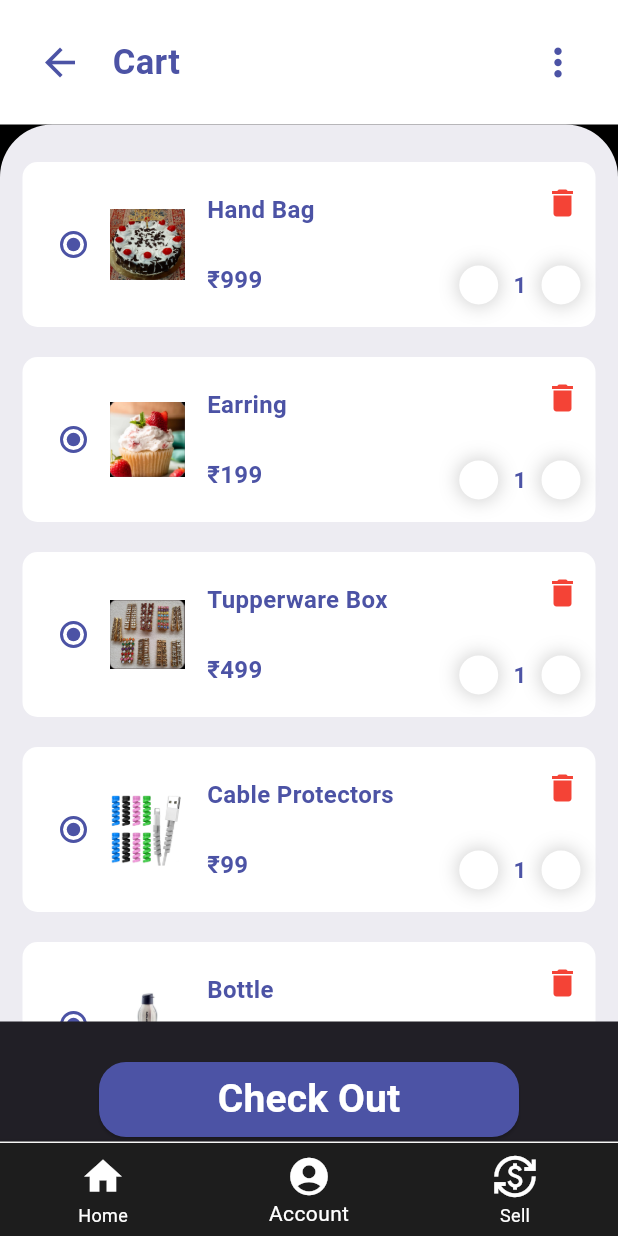
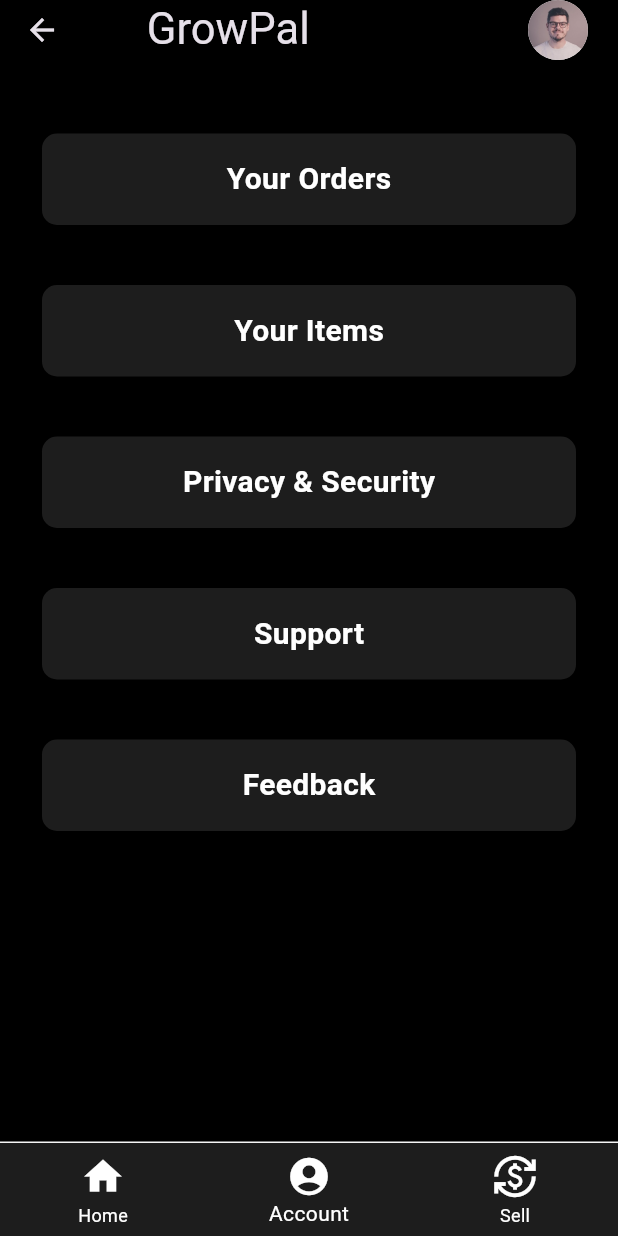
Before and after one commit to TheGrowPalProject/growpal, a Flutter app: the HomePage screen opened by its route, item 2 of the bottom bar chosen, on a phone screen of 412 x 824 dp. Run offline on Flutter 3.47's test engine with Material 3 defaults, Android fonts, the phone set to English and light mode, and no system bars; our stand-ins replace badges, cloud_firestore, firebase_auth, firebase_core, firebase_storage, flutter_rating_bar and 5 more; missing offline and left inert: clippy_flutter; accounts and stored records are empty; project files that could hold a hidden picture were left out.

Commit message:
adds account page

```diff
--- /dev/null
+++ b/lib/pages/AccountPage.dart
@@ -0,0 +1,212 @@
+import 'package:flutter/material.dart';
+import 'package:growpal_hackathon/pages/Items.dart';
+
+import '../globalVariables.dart';
+import '../widgets/CartAppbar.dart';
+import '../widgets/CartBottomNaviBar.dart';
+import '../widgets/CartItems.dart';
+import 'AboutPage.dart';
+import 'Items.dart';
+import 'LoginPage.dart';
+
+class AccountPage extends StatefulWidget {
+  const AccountPage({Key? key}) : super(key: key);
+
+  @override
+  State<AccountPage> createState() => _AccountPageState();
+}
+
+class _AccountPageState extends State<AccountPage> {
+  bool isLogoutVisible = false;
+  @override
+  Widget build(BuildContext context) {
+    return Scaffold(
+      appBar: PreferredSize(
+        preferredSize: Size.fromHeight(40.0),
+        // Adjust the height as needed
+        child: AppBar(
+          backgroundColor: Colors.black,
+          title: Row(
+            children: [
+              Spacer(flex: 2),
+              Text(
+                'GrowPal',
+                style: TextStyle(fontSize: 29),
+              ),
+              Spacer(flex: 10),
+            ],
+          ),
+          actions: [
+            Padding(
+                padding: const EdgeInsets.only(right: 20),
+                child: GestureDetector(
+                  onTap: () {
+                    setState(() {
+                      isLogoutVisible = !isLogoutVisible;
+                    });
+                  },
+                  child: CircleAvatar(
+                    backgroundImage: AssetImage("images/avatar.jpeg"),
+                    backgroundColor: Colors.white,
+                  ),
+                )),
+          ],
+        ),
+      ),
+      backgroundColor: Colors.black,
+      body: ListView(
+        children: [
+          Visibility(
+            visible: isLogoutVisible,
+            child: Container(
+              margin: EdgeInsets.only(left: 200, right: 60),
+              decoration: BoxDecoration(
+                color: Color(0xFFF1D1D1D),
+                borderRadius: BorderRadius.circular(15.0),
+              ),
+              child: TextButton(
+                child: Text(
+                  'Logout',
+                  style: TextStyle(
+                    color: Colors.white,
+                  ),
+                ),
+                onPressed: () {
+                  Navigator.pushReplacement(
+                    context,
+                    MaterialPageRoute(builder: (context) => LoginPage()),
+                  );
+                },
+              ),
+            ),
+          ),
+          SizedBox(height: 29),
+          Padding(
+            padding: const EdgeInsets.symmetric(vertical: 20.0, horizontal: 28),
+            child: InkWell(
+              onTap: () {
+                Navigator.push(context,
+                    MaterialPageRoute(builder: (context) => AboutPage()));
+              },
+              child: Container(
+                height: 61,
+                width: 193,
+                decoration: BoxDecoration(
+                  color: Color(0xFFF1D1D1D),
+                  borderRadius: BorderRadius.circular(10.0),
+                ),
+                child: Center(
+                  child: Text('Your Orders',
+                      style: TextStyle(
+                          color: Colors.white,
+                          fontSize: 20,
+                          fontWeight: FontWeight.bold)),
+                ),
+              ),
+            ),
+          ),
+          Padding(
+            padding:
+                const EdgeInsets.symmetric(vertical: 20.0, horizontal: 28.0),
+            child: InkWell(
+              onTap: () {
+                Navigator.push(
+                    context, MaterialPageRoute(builder: (context) => Items()));
+              },
+              child: Container(
+                height: 61,
+                width: 293,
+                decoration: BoxDecoration(
+                  color: Color(0xFFF1D1D1D),
+                  borderRadius: BorderRadius.circular(10.0),
+                ),
+                child: Center(
+                  child: Text('Your Items',
+                      style: TextStyle(
+                          color: Colors.white,
+                          fontSize: 20,
+                          fontWeight: FontWeight.bold)),
+                ),
+              ),
+            ),
+          ),
+          Padding(
+            padding:
+                const EdgeInsets.symmetric(vertical: 20.0, horizontal: 28.0),
+            child: InkWell(
+              onTap: () {
+                Navigator.push(context,
+                    MaterialPageRoute(builder: (context) => AboutPage()));
+              },
+              child: Container(
+                height: 61,
+                width: 293,
+                decoration: BoxDecoration(
+                  color: Color(0xFFF1D1D1D),
+                  borderRadius: BorderRadius.circular(10.0),
+                ),
+                child: Center(
+                  child: Text('Privacy & Security',
+                      style: TextStyle(
+                          color: Colors.white,
+                          fontSize: 20,
+                          fontWeight: FontWeight.bold)),
+                ),
+              ),
+            ),
+          ),
+          Padding(
+            padding:
+                const EdgeInsets.symmetric(vertical: 20.0, horizontal: 28.0),
+            child: InkWell(
+              onTap: () {
+                Navigator.push(context,
+                    MaterialPageRoute(builder: (context) => AboutPage()));
+              },
+              child: Container(
+                height: 61,
+                width: 293,
+                decoration: BoxDecoration(
+                  color: Color(0xFFF1D1D1D),
+                  borderRadius: BorderRadius.circular(10.0),
+                ),
+                child: Center(
+                  child: Text('Support',
+                      style: TextStyle(
+                          color: Colors.white,
+                          fontSize: 20,
+                          fontWeight: FontWeight.bold)),
+                ),
+              ),
+            ),
+          ),
+          Padding(
+            padding:
+                const EdgeInsets.symmetric(vertical: 20.0, horizontal: 28.0),
+            child: InkWell(
+              onTap: () {
+                Navigator.push(context,
+                    MaterialPageRoute(builder: (context) => AboutPage()));
+              },
+              child: Container(
+                height: 61,
+                width: 293,
+                decoration: BoxDecoration(
+                  color: Color(0xFFF1D1D1D),
+                  borderRadius: BorderRadius.circular(10.0),
+                ),
+                child: Center(
+                  child: Text('Feedback',
+                      style: TextStyle(
+                          color: Colors.white,
+                          fontSize: 20,
+                          fontWeight: FontWeight.bold)),
+                ),
+              ),
+            ),
+          ),
+        ],
+      ),
+    );
+  }
+}
--- a/lib/pages/HomePage.dart
+++ b/lib/pages/HomePage.dart
@@ -2,6 +2,7 @@ import 'package:flutter/material.dart';
 import 'package:flutter/cupertino.dart';
 import 'package:growpal_hackathon/pages/CartPage.dart';
 import 'package:growpal_hackathon/pages/SellerForm.dart';
+import 'package:growpal_hackathon/pages/AccountPage.dart';
 import 'Home_Page.dart';
 
 class HomePage extends StatefulWidget {
@@ -14,7 +15,7 @@ class HomePage extends StatefulWidget {
 class _HomePageState extends State<HomePage> {
   final screens = [
     const Home_Page(),
-    const CartPage(),
+    const AccountPage(),
     const SellerForm(),
   ];
   var indexx = 0;
```
Also changed, not shown: lib/pages/Items.dart (added, +130 -0 lines).
